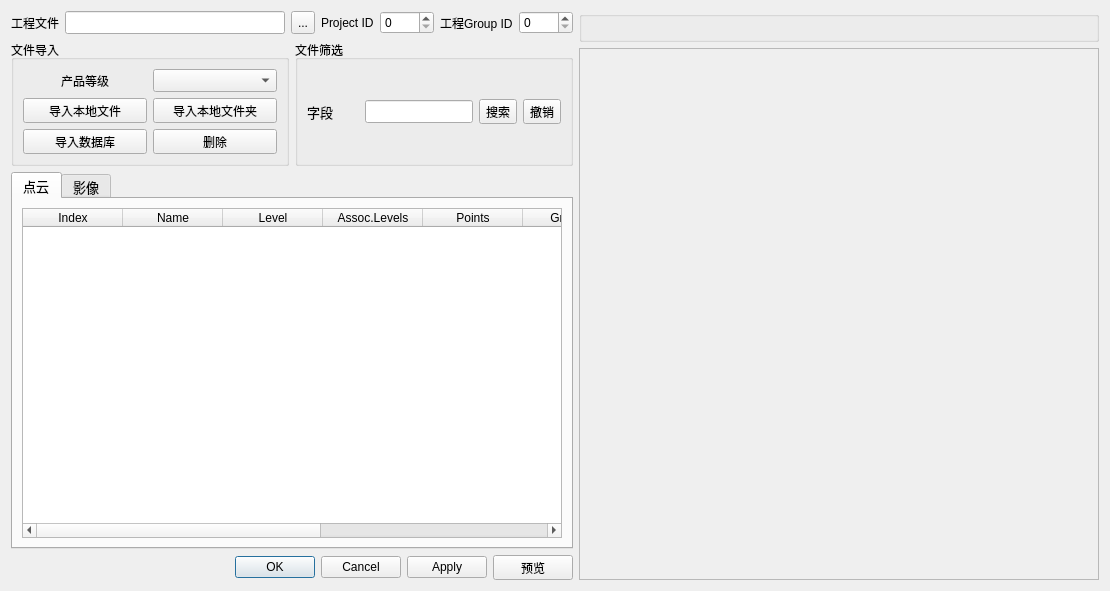
The window that qCC/ui_templates/bdrProjectDlg.ui (CloudCompare/CloudCompare) describes before a commit, drawn with Qt 5.
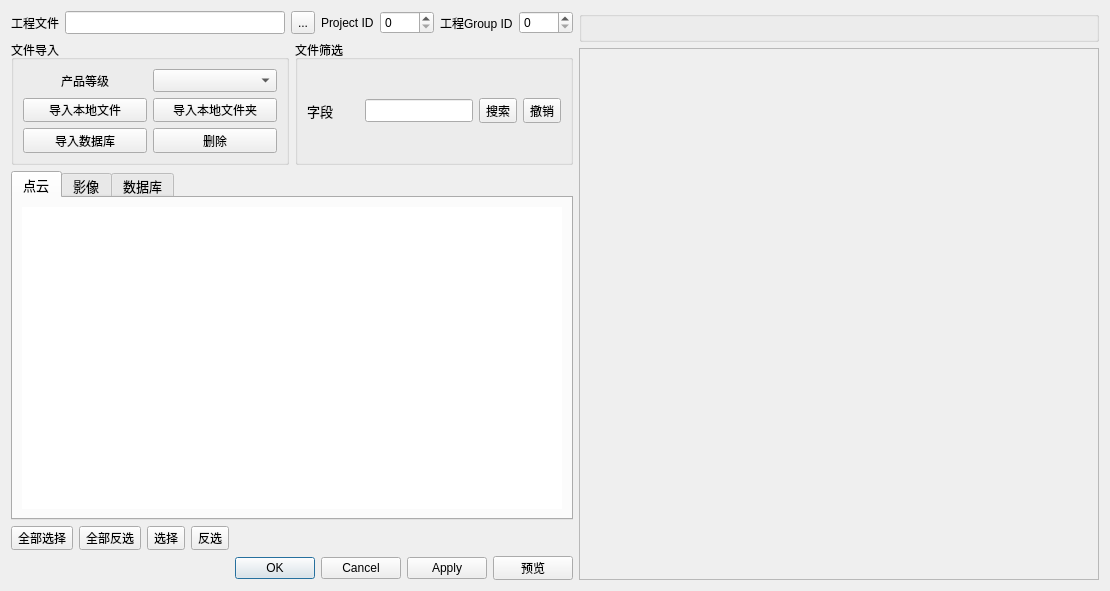
The same window after the commit. The open tabs and pages were chosen to show the change.

What changed in the file:
```diff
--- a/qCC/ui_templates/bdrProjectDlg.ui
+++ b/qCC/ui_templates/bdrProjectDlg.ui
@@ -437,6 +437,12 @@
              <height>300</height>
             </size>
            </property>
+           <property name="frameShape">
+            <enum>QFrame::NoFrame</enum>
+           </property>
+           <property name="selectionBehavior">
+            <enum>QAbstractItemView::SelectRows</enum>
+           </property>
            <property name="sortingEnabled">
             <bool>true</bool>
            </property>
@@ -444,45 +450,8 @@
             <number>0</number>
            </property>
            <property name="columnCount">
-            <number>9</number>
+            <number>0</number>
            </property>
-           <column>
-            <property name="text">
-             <string>Index</string>
-            </property>
-           </column>
-           <column>
-            <property name="text">
-             <string>Name</string>
-            </property>
-           </column>
-           <column>
-            <property name="text">
-             <string>Level</string>
-            </property>
-           </column>
-           <column>
-            <property name="text">
-             <string>Assoc.Levels</string>
-            </property>
-           </column>
-           <column>
-            <property name="text">
-             <string>Points</string>
-            </property>
-           </column>
-           <column>
-            <property name="text">
-             <string>GroupID</string>
-            </property>
-           </column>
-           <column>
-            <property name="text">
-             <string>Path</string>
-            </property>
-           </column>
-           <column/>
-           <column/>
           </widget>
          </item>
         </layout>
@@ -497,22 +466,138 @@
            <property name="columnCount">
             <number>10</number>
            </property>
-           <column/>
-           <column/>
-           <column/>
-           <column/>
-           <column/>
-           <column/>
-           <column/>
-           <column/>
-           <column/>
-           <column/>
+          </widget>
+         </item>
+        </layout>
+       </widget>
+       <widget class="QWidget" name="tab_3">
+        <attribute name="title">
+         <string>数据库</string>
+        </attribute>
+        <layout class="QGridLayout" name="gridLayout_4">
+         <item row="0" column="0">
+          <widget class="QTableWidget" name="postgisTableWidget">
+           <property name="minimumSize">
+            <size>
+             <width>512</width>
+             <height>300</height>
+            </size>
+           </property>
+           <property name="font">
+            <font>
+             <pointsize>10</pointsize>
+            </font>
+           </property>
+           <property name="frameShape">
+            <enum>QFrame::NoFrame</enum>
+           </property>
+           <property name="selectionBehavior">
+            <enum>QAbstractItemView::SelectRows</enum>
+           </property>
+           <property name="sortingEnabled">
+            <bool>true</bool>
+           </property>
+           <property name="rowCount">
+            <number>0</number>
+           </property>
+           <property name="columnCount">
+            <number>0</number>
+           </property>
           </widget>
          </item>
         </layout>
        </widget>
       </widget>
      </item>
+     <item>
+      <layout class="QHBoxLayout" name="horizontalLayout_6">
+       <item>
+        <widget class="QToolButton" name="selectAllToolButton">
+         <property name="minimumSize">
+          <size>
+           <width>0</width>
+           <height>23</height>
+          </size>
+         </property>
+         <property name="font">
+          <font>
+           <pointsize>9</pointsize>
+          </font>
+         </property>
+         <property name="text">
+          <string>全部选择</string>
+         </property>
+        </widget>
+       </item>
+       <item>
+        <widget class="QToolButton" name="toggleAllToolButton">
+         <property name="minimumSize">
+          <size>
+           <width>0</width>
+           <height>23</height>
+          </size>
+         </property>
+         <property name="font">
+          <font>
+           <pointsize>9</pointsize>
+          </font>
+         </property>
+         <property name="text">
+          <string>全部反选</string>
+         </property>
+        </widget>
+       </item>
+       <item>
+        <widget class="QToolButton" name="selectToolButton">
+         <property name="minimumSize">
+          <size>
+           <width>0</width>
+           <height>23</height>
+          </size>
+         </property>
+         <property name="font">
+          <font>
+           <pointsize>9</pointsize>
+          </font>
+         </property>
+         <property name="text">
+          <string>选择</string>
+         </property>
+        </widget>
+       </item>
+       <item>
+        <widget class="QToolButton" name="toggleToolButton">
+         <property name="minimumSize">
+          <size>
+           <width>0</width>
+           <height>23</height>
+          </size>
+         </property>
+         <property name="font">
+          <font>
+           <pointsize>9</pointsize>
+          </font>
+         </property>
+         <property name="text">
+          <string>反选</string>
+         </property>
+        </widget>
+       </item>
+       <item>
+        <spacer name="horizontalSpacer_2">
+         <property name="orientation">
+          <enum>Qt::Horizontal</enum>
+         </property>
+         <property name="sizeHint" stdset="0">
+          <size>
+           <width>40</width>
+           <height>20</height>
+          </size>
+         </property>
+        </spacer>
+       </item>
+      </layout>
+     </item>
      <item>
       <layout class="QHBoxLayout" name="horizontalLayout_5">
        <property name="spacing">
```
Left out of the diff: 12 changed lines with no effect on the pictures.
